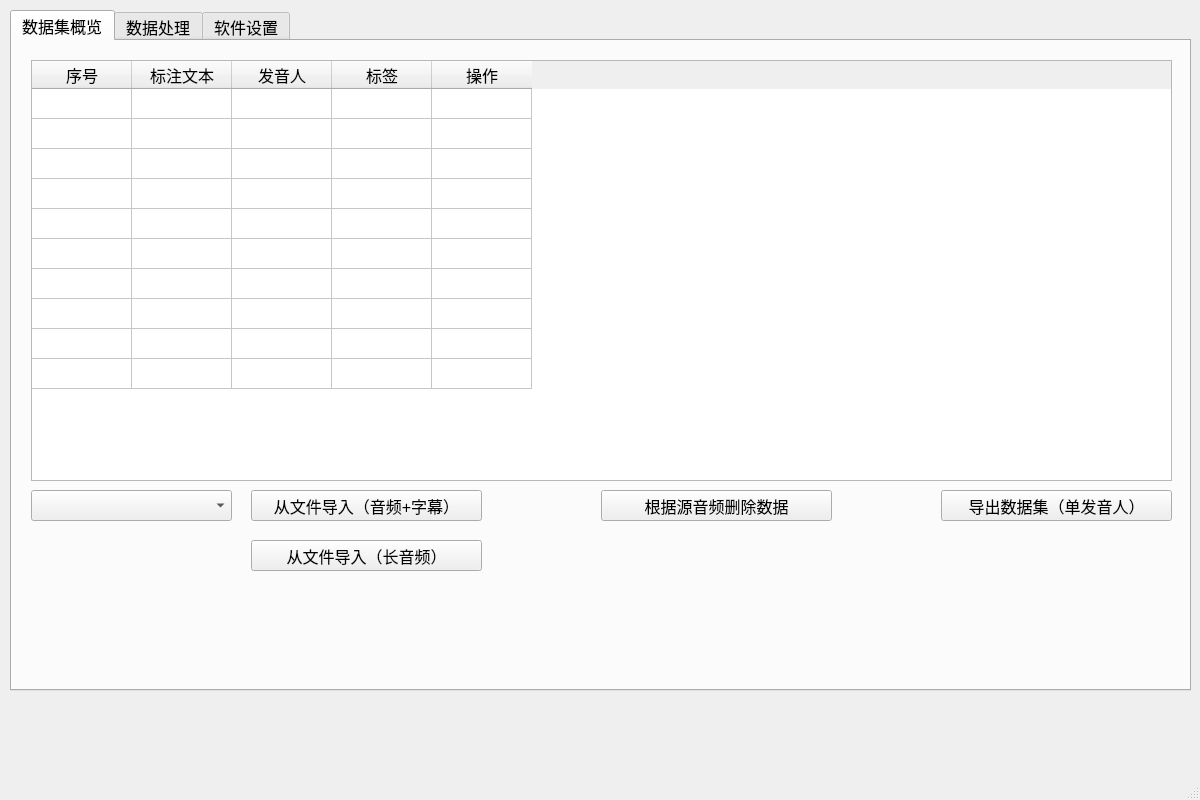
kslz/sound_dataset_tools2, file presentation/uifiles/DatasetView.ui: the form before one commit.
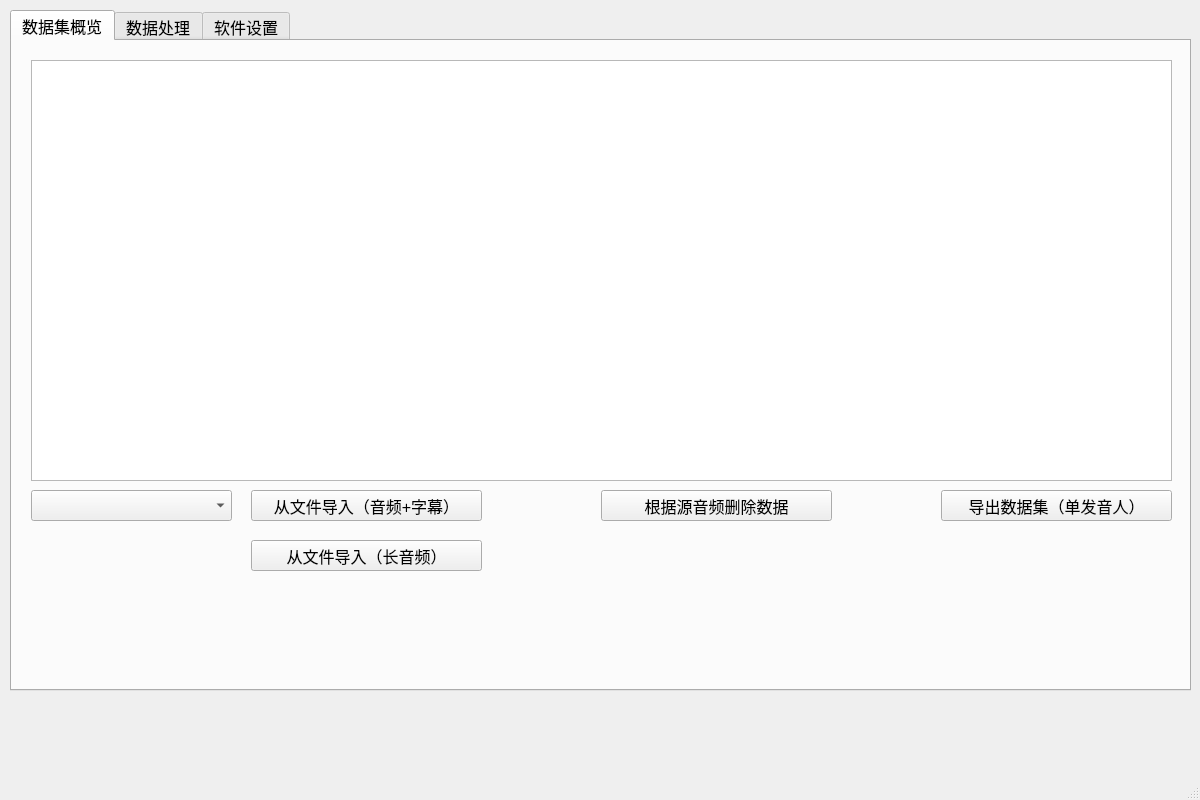
The form after the commit.

Commit message: 引入数据集概览页ui和uic文件

```diff
--- a/presentation/uifiles/DatasetView.ui
+++ b/presentation/uifiles/DatasetView.ui
@@ -123,31 +123,6 @@
            <string>新建行</string>
           </property>
          </row>
-         <column>
-          <property name="text">
-           <string>序号</string>
-          </property>
-         </column>
-         <column>
-          <property name="text">
-           <string>标注文本</string>
-          </property>
-         </column>
-         <column>
-          <property name="text">
-           <string>发音人</string>
-          </property>
-         </column>
-         <column>
-          <property name="text">
-           <string>标签</string>
-          </property>
-         </column>
-         <column>
-          <property name="text">
-           <string>操作</string>
-          </property>
-         </column>
         </widget>
         <widget class="QComboBox" name="comboBox">
          <property name="geometry">
```
Left out of the diff: 4 changed lines with no effect on the pictures. The commit also changes 1 other file.
